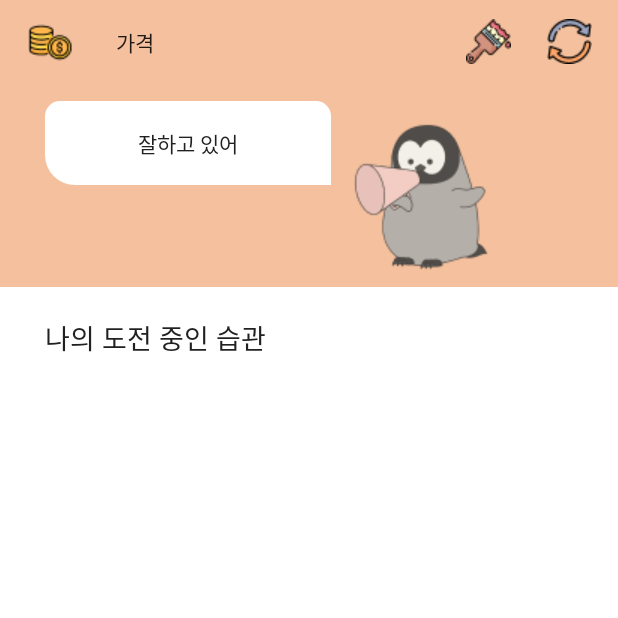
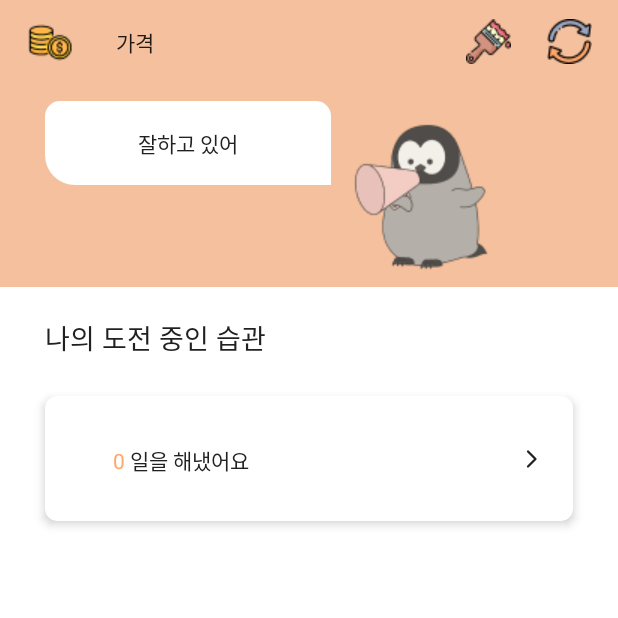
Before and after one commit to sohyun127/TwoOne, an Android app: the ChallengeActivity screen opened directly, with no data from a screen before it, after a tap on "완료", on a phone screen of 412 x 824 dp, the top half of it. Run offline under Robolectric (Android 15) with nearby library versions, the phone set to English and light mode, and no system bars.

Commit message:
[FEAT] connect database and home view

```diff
--- /dev/null
+++ b/app/src/main/java/com/example/twoone/data/DbManager.java
@@ -0,0 +1,22 @@
+package com.example.twoone.data;
+
+import android.content.Context;
+import android.database.sqlite.SQLiteDatabase;
+import android.database.sqlite.SQLiteOpenHelper;
+
+public class DbManager extends SQLiteOpenHelper {
+
+    public DbManager(Context context){
+        super(context,"myDB",null,1);
+    }
+
+    @Override
+    public void onCreate(SQLiteDatabase db) {
+        db.execSQL("create table habit(title text,day text)");
+    }
+
+    @Override
+    public void onUpgrade(SQLiteDatabase db, int oldVersion, int newVersion) {
+
+    }
+}
--- /dev/null
+++ b/app/src/main/java/com/example/twoone/presentation/home/Habit.java
@@ -0,0 +1,18 @@
+package com.example.twoone.presentation.home;
+
+public class Habit {
+
+    private String title;
+    private String day;
+
+    public Habit(String title,String day){
+        this.title = title;
+        this.day = day;
+    }
+
+    public String getTitle(){return title;}
+    public void setTitle(String title){this.title = title;}
+
+    public String getDay(){return day;}
+    public void setDay(String day){this.day = day;}
+}
--- /dev/null
+++ b/app/src/main/java/com/example/twoone/presentation/home/HabitAdapter.java
@@ -0,0 +1,65 @@
+package com.example.twoone.presentation.home;
+
+import android.content.Context;
+import android.graphics.Color;
+import android.text.SpannableString;
+import android.text.Spanned;
+import android.text.style.ForegroundColorSpan;
+import android.view.LayoutInflater;
+import android.view.ViewGroup;
+
+import androidx.annotation.NonNull;
+import androidx.recyclerview.widget.RecyclerView;
+
+import com.example.twoone.databinding.ItemHomeBinding;
+
+import java.util.ArrayList;
+
+public class HabitAdapter extends RecyclerView.Adapter<HabitAdapter.HabitViewHolder> {
+
+    private ArrayList<Habit> arrayList;
+    private Context context;
+
+    public HabitAdapter(ArrayList<Habit> arrayList, Context context) {
+        this.arrayList = arrayList;
+        this.context = context;
+    }
+
+    @NonNull
+    @Override
+    public HabitViewHolder onCreateViewHolder(@NonNull ViewGroup parent, int viewType) {
+        ItemHomeBinding binding = ItemHomeBinding.inflate(LayoutInflater.from(context), parent, false);
+        return new HabitViewHolder(binding);
+    }
+
+    @Override
+    public void onBindViewHolder(@NonNull HabitViewHolder holder, int position) {
+        holder.bindItem(arrayList.get(position));
+    }
+
+    @Override
+    public int getItemCount() {
+        return (arrayList.size());
+    }
+
+    public class HabitViewHolder extends RecyclerView.ViewHolder {
+        ItemHomeBinding binding;
+
+        public HabitViewHolder(ItemHomeBinding binding) {
+            super(binding.getRoot());
+            this.binding = binding;
+        }
+
+        void bindItem(Habit item) {
+            binding.tvItemHomeTitle.setText(item.getTitle());
+            String str1 = item.getDay();
+            String str2 = " 일을 해냈어요";
+            SpannableString spannableString = new SpannableString(str1 + str2);
+            spannableString.setSpan(new ForegroundColorSpan(Color.parseColor("#FFA76B")), 0, str1.length(), Spanned.SPAN_EXCLUSIVE_EXCLUSIVE);
+            binding.tvItemHomeDetail.setText(spannableString);
+        }
+
+    }
+
+
+}
--- a/app/src/main/java/com/example/twoone/presentation/home/HomeActivity.java
+++ b/app/src/main/java/com/example/twoone/presentation/home/HomeActivity.java
@@ -1,20 +1,59 @@
 package com.example.twoone.presentation.home;
 
+import android.database.Cursor;
+import android.database.sqlite.SQLiteDatabase;
 import android.os.Bundle;
+import android.util.Log;
 
 import androidx.annotation.Nullable;
 import androidx.appcompat.app.AppCompatActivity;
+import androidx.recyclerview.widget.RecyclerView;
 
+import com.example.twoone.data.DbManager;
 import com.example.twoone.databinding.ActivityHomeBinding;
+
+import java.util.ArrayList;
 
 public class HomeActivity extends AppCompatActivity {
 
     private ActivityHomeBinding binding;
+
+    private RecyclerView.Adapter adapter;
+    private ArrayList<Habit> arrayList;
+    private RecyclerView recyclerView;
 
     @Override
     protected void onCreate(@Nullable Bundle savedInstanceState) {
         super.onCreate(savedInstanceState);
         binding = ActivityHomeBinding.inflate(getLayoutInflater());
         setContentView(binding.getRoot());
+
+        setAdapter();
+    }
+
+    public void setAdapter() {
+        arrayList = new ArrayList<>();
+
+        recyclerView = binding.rvHome;
+        recyclerView.setHasFixedSize(true);
+
+        try {
+            DbManager dbManager = new DbManager(this);
+            SQLiteDatabase database = dbManager.getReadableDatabase();
+
+            Cursor cursor = database.rawQuery("select title,day from habit", null);
+
+            while (cursor.moveToNext()) {
+                Habit habit = new Habit(cursor.getString(0), cursor.getString(1));
+                Log.d("test", habit.toString());
+                arrayList.add(habit);
+            }
+        } catch (Exception e) {
+            Log.d("dbError", e.toString());
+        }
+
+        adapter = new HabitAdapter(arrayList,getApplicationContext());
+        adapter.notifyDataSetChanged();
+        recyclerView.setAdapter(adapter);
     }
 }
--- a/app/src/main/java/com/example/twoone/presentation/onboarding/ChallengeActivity.java
+++ b/app/src/main/java/com/example/twoone/presentation/onboarding/ChallengeActivity.java
@@ -1,22 +1,26 @@
 package com.example.twoone.presentation.onboarding;
 
 import android.content.Intent;
+import android.database.SQLException;
+import android.database.sqlite.SQLiteDatabase;
 import android.os.Bundle;
 import android.text.Editable;
 import android.text.TextWatcher;
+import android.util.Log;
 import android.view.View;
-import android.view.WindowManager;
 
 import androidx.annotation.Nullable;
 import androidx.appcompat.app.AppCompatActivity;
 
 import com.example.twoone.R;
+import com.example.twoone.data.DbManager;
 import com.example.twoone.databinding.ActivityChallengeBinding;
 import com.example.twoone.presentation.home.HomeActivity;
 
 public class ChallengeActivity extends AppCompatActivity implements View.OnClickListener {
 
     private ActivityChallengeBinding binding;
+    private DbManager dbManager;
 
     @Override
     protected void onCreate(@Nullable Bundle savedInstanceState) {
@@ -36,7 +40,7 @@ public class ChallengeActivity extends AppCompatActivity implements View.OnClick
             @Override
             public void onTextChanged(CharSequence s, int start, int before, int count) {
                 String input = binding.etChallengeInput.getText().toString();
-                binding.tvChallengeCount.setText("("+input.length()+"/15)");
+                binding.tvChallengeCount.setText("(" + input.length() + "/15)");
             }
 
             @Override
@@ -50,11 +54,26 @@ public class ChallengeActivity extends AppCompatActivity implements View.OnClick
     @Override
     public void onClick(View v) {
 
-        switch (v.getId()){
+        switch (v.getId()) {
             case R.id.btn_challenge:
+                saveData(binding.etChallengeInput.getText().toString());
                 startActivity(new Intent(this, HomeActivity.class));
                 finish();
         }
 
     }
+
+
+    public void saveData(String title) {
+        try {
+            dbManager = new DbManager(this);
+            SQLiteDatabase database;
+            database = dbManager.getWritableDatabase();
+
+            database.execSQL("insert into habit values('" + title + "','" + "0" + "');");
+            dbManager.close();
+        } catch (SQLException e) {
+            Log.d("dbError", e.toString());
+        }
+    }
 }
--- a/app/src/main/res/layout/activity_home.xml
+++ b/app/src/main/res/layout/activity_home.xml
@@ -1,9 +1,9 @@
 <?xml version="1.0" encoding="utf-8"?>
 <androidx.constraintlayout.widget.ConstraintLayout xmlns:android="http://schemas.android.com/apk/res/android"
     xmlns:app="http://schemas.android.com/apk/res-auto"
+    xmlns:tools="http://schemas.android.com/tools"
     android:layout_width="match_parent"
-    android:layout_height="match_parent"
-    xmlns:tools="http://schemas.android.com/tools">
+    android:layout_height="match_parent">
 
 
     <androidx.constraintlayout.widget.ConstraintLayout
@@ -34,6 +34,7 @@
             android:paddingHorizontal="62dp"
             android:paddingVertical="17dp"
             android:text="@string/home_comment"
+            android:textAppearance="@style/TextAppearance.AppCompat.sub_title"
             android:textColor="@color/color_gray_900"
             app:layout_constraintStart_toStartOf="parent"
             app:layout_constraintTop_toBottomOf="@id/tb_home_tool_Bar" />
@@ -55,26 +56,21 @@
         android:id="@+id/tv_home_title"
         android:layout_width="match_parent"
         android:layout_height="wrap_content"
-        app:layout_constraintTop_toBottomOf="@id/layout_home_top"
+        android:layout_marginHorizontal="30dp"
+        android:layout_marginTop="20dp"
         android:text="@string/home_title"
         android:textAppearance="@style/TextAppearance.AppCompat.title1"
         android:textColor="@color/color_gray_900"
-        android:layout_marginHorizontal="30dp"
-        android:layout_marginTop="20dp"
-        />
+        app:layout_constraintTop_toBottomOf="@id/layout_home_top" />
 
     <androidx.recyclerview.widget.RecyclerView
         android:id="@+id/rv_home"
+        android:layout_width="match_parent"
+        android:layout_height="0dp"
         android:layout_marginTop="10dp"
-        android:layout_width="wrap_content"
-        app:layout_constraintStart_toStartOf="parent"
-        app:layout_constraintEnd_toEndOf="parent"
-        android:layout_height="0dp"
+        app:layoutManager="androidx.recyclerview.widget.LinearLayoutManager"
+        app:layout_constraintBottom_toBottomOf="parent"
         app:layout_constraintTop_toBottomOf="@id/tv_home_title"
-        app:layout_constraintBottom_toBottomOf="parent"
-        app:layoutManager="androidx.recyclerview.widget.LinearLayoutManager"
-        tools:listitem="@layout/item_home"
-
-        />
+        tools:listitem="@layout/item_home" />
 
 </androidx.constraintlayout.widget.ConstraintLayout>
--- a/app/src/main/res/layout/item_home.xml
+++ b/app/src/main/res/layout/item_home.xml
@@ -2,14 +2,14 @@
 <androidx.constraintlayout.widget.ConstraintLayout xmlns:android="http://schemas.android.com/apk/res/android"
     xmlns:app="http://schemas.android.com/apk/res-auto"
     xmlns:tools="http://schemas.android.com/tools"
-    android:layout_width="wrap_content"
+    android:layout_width="match_parent"
     android:layout_height="wrap_content"
+    android:layout_marginHorizontal="30dp"
+    android:layout_marginVertical="15dp"
     android:background="@drawable/rectangle_gray7_radius_8"
     android:backgroundTint="@color/white"
     android:clipToOutline="true"
-    android:elevation="4dp"
-    android:layout_marginVertical="15dp"
-    android:layout_marginHorizontal="30dp">
+    android:elevation="4dp">
 
     <TextView
         android:id="@+id/tv_item_home_title"
@@ -33,7 +33,6 @@
         android:text="@string/item_home_detail"
         android:textAppearance="@style/TextAppearance.AppCompat.sub_title"
         android:textColor="@color/color_gray_900"
-        app:layout_constraintEnd_toEndOf="parent"
         app:layout_constraintStart_toEndOf="@id/tv_item_home_title"
         app:layout_constraintTop_toTopOf="parent" />
 
@@ -41,11 +40,10 @@
         android:layout_width="wrap_content"
         android:layout_height="wrap_content"
         android:layout_marginStart="13dp"
-        android:layout_marginEnd="4dp"
+        android:layout_marginEnd="10dp"
         android:src="@drawable/ic_next"
         app:layout_constraintBottom_toBottomOf="parent"
         app:layout_constraintEnd_toEndOf="parent"
-        app:layout_constraintStart_toEndOf="@id/tv_item_home_detail"
         app:layout_constraintTop_toTopOf="parent" />
 
 </androidx.constraintlayout.widget.ConstraintLayout>
```
